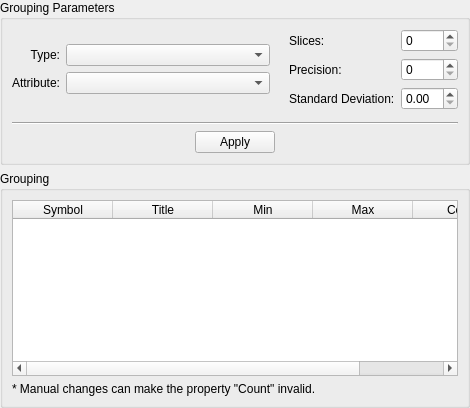
Old version of the form src/terralib/qt/widgets/se/ui/GroupingWidgetForm.ui in the repository claudiobogossian/terralib5.
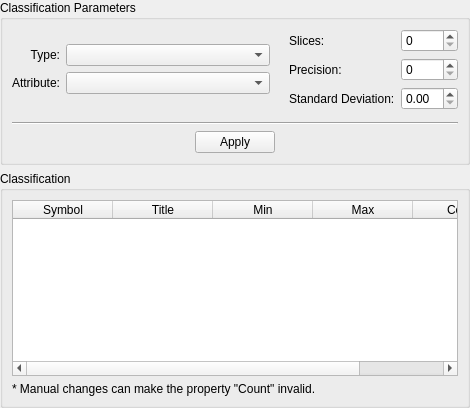
New version of the form.

Commit message: grouping (classification) enhancements

Diff of the .ui file:
```diff
--- a/src/terralib/qt/widgets/se/ui/GroupingWidgetForm.ui
+++ b/src/terralib/qt/widgets/se/ui/GroupingWidgetForm.ui
@@ -22,7 +22,7 @@
      <item row="1" column="0">
       <widget class="QGroupBox" name="groupBox_3">
        <property name="title">
-        <string>Grouping</string>
+        <string>Classification</string>
        </property>
        <layout class="QGridLayout" name="gridLayout_13">
         <item row="0" column="0">
@@ -71,7 +71,7 @@
      <item row="0" column="0">
       <widget class="QGroupBox" name="groupBox">
        <property name="title">
-        <string>Grouping Parameters</string>
+        <string>Classification Parameters</string>
        </property>
        <layout class="QGridLayout" name="gridLayout_14">
         <item row="0" column="0">
```
The commit also changes 8 other files.
